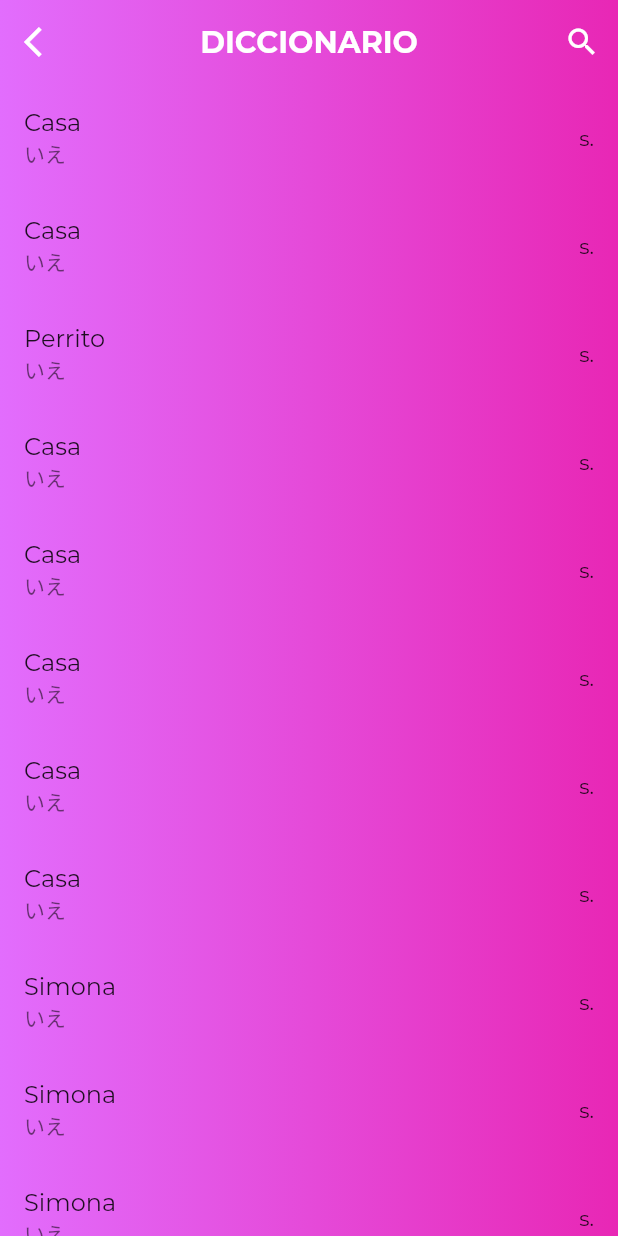
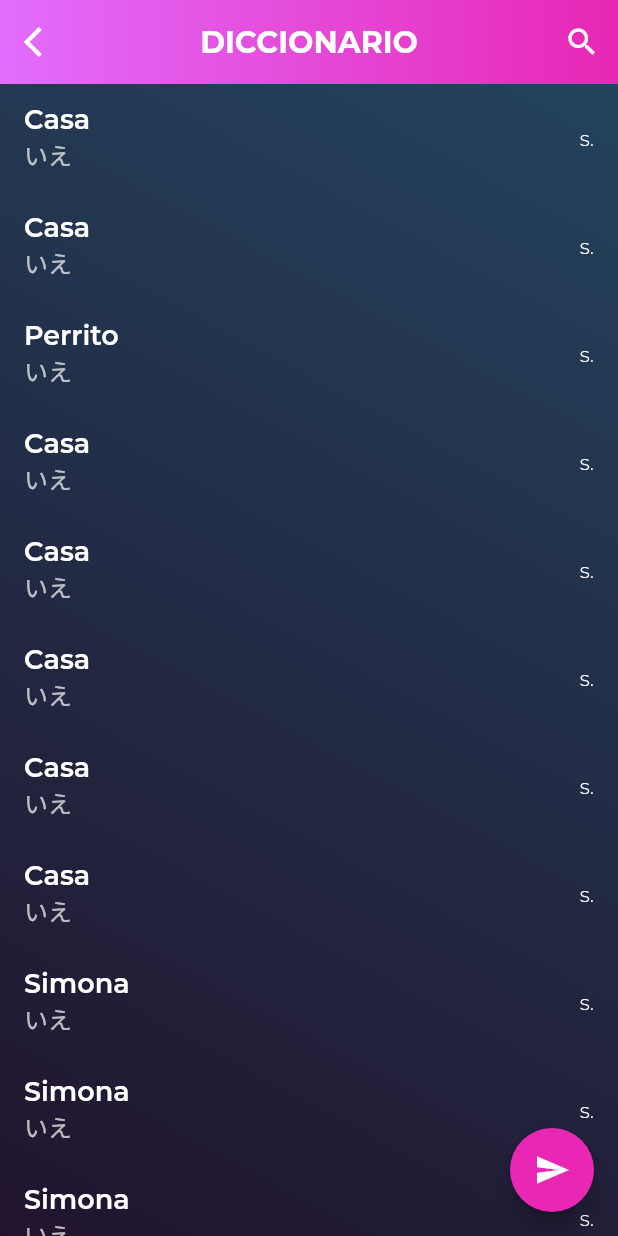
Before and after one commit to Waffulz/SakuraDictionary, a Flutter app: the DictionaryPage screen opened directly, on a phone screen of 412 x 824 dp. Run offline on Flutter 3.47's test engine with Material 2 defaults, Android fonts, the phone set to English and light mode, and no system bars; Roboto replaces fonts that are missing (Aozora).

Commit message:
Page push and pop added
-added page routes push and pop
-added section filter cards

```diff
--- a/sakura_jisho/lib/main.dart
+++ b/sakura_jisho/lib/main.dart
@@ -1,6 +1,7 @@
 import 'package:flutter/material.dart';
 import 'package:sakura_jisho/user_interface/dictionary_section/dictionary_screen.dart';
 import 'package:sakura_jisho/user_interface/logo/sakura_logo.dart';
+import 'package:sakura_jisho/user_interface/sections/filter_section.dart';
 
 
 void main() async {
@@ -13,7 +14,7 @@ class SakuraApp extends StatelessWidget {
   Widget build(BuildContext context) {
     return new MaterialApp(
       title: 'Sakura',
-      home: new DictionaryPage(),
+      home: new FilterSection(),
       theme: ThemeData(
         fontFamily: 'Montserrat',
       ),
--- a/sakura_jisho/lib/user_interface/dictionary_section/dictionary_screen.dart
+++ b/sakura_jisho/lib/user_interface/dictionary_section/dictionary_screen.dart
@@ -1,12 +1,15 @@
 import 'package:flutter/material.dart';
+import 'package:sakura_jisho/user_interface/sections/filter_section.dart';
 
 //Import of sakura classes
-import 'package:sakura_jisho/color_pallete.dart';
+import 'package:sakura_jisho/utils/color_pallete.dart';
 import 'package:sakura_jisho/models/word_model.dart';
 import 'package:sakura_jisho/services/api.dart';
 
 //Allow async programming
 import 'dart:async';
+
+import 'package:sakura_jisho/utils/routes.dart';
 
 class DictionaryPage extends StatefulWidget {
   @override
@@ -32,15 +35,37 @@ class _DictionaryPageState extends State<DictionaryPage> {
 
   Widget _buildWordsItem(BuildContext context, int index) {
     Word word = _words[index];
-    return ListTile(
-      title: Text(
-        word.meaning
-      ),
-      subtitle: Text(
-        word.kanaWord
-      ),
-      trailing: Text(
-        word.wordType
+    return Material(
+      color: Colors.transparent,
+      child: InkWell(
+        onTap: () {
+          //TODO:
+        },
+        child: ListTile(
+          title: Text(
+            word.meaning,
+            style: TextStyle(
+              color: Colors.white,
+              fontSize: 18.0,
+              fontWeight: FontWeight.w600
+            ),
+          ),
+          subtitle: Text(
+            word.kanaWord,
+            style: TextStyle(
+              fontFamily: 'Aozora',
+              fontSize: 16.0,
+              color: Colors.white70
+            ),
+          ),
+          trailing: Text(
+            word.wordType,
+            style: TextStyle(
+              color: Colors.white,
+              fontWeight: FontWeight.w300
+            ),
+          ),
+        ),
       ),
     );
   }
@@ -61,6 +86,17 @@ class _DictionaryPageState extends State<DictionaryPage> {
     return Future<Null>.value();
   }
 
+  _navigateToFilterSections() {
+    Navigator.of(context).pop(
+        FadePageRoute(
+            builder: (c) {
+              return FilterSection();
+            },
+            settings: RouteSettings()
+        )
+    );
+  }
+
   //double height = MediaQuery.of(context).size.height;
   @override
   Widget build(BuildContext context) {
@@ -79,9 +115,8 @@ class _DictionaryPageState extends State<DictionaryPage> {
                 Icons.arrow_back_ios,
                 color: Colors.white,
               ),
-              onPressed: () {
-                //TODO:
-              }),
+              onPressed: () => _navigateToFilterSections(),
+          ),
           centerTitle: true,
           elevation: 0.0,
           backgroundColor: Colors.transparent,
@@ -100,7 +135,26 @@ class _DictionaryPageState extends State<DictionaryPage> {
             )
           ],
         ),
-        body: _buildWordsList(),
+        body: Container(
+          decoration: BoxDecoration(
+            gradient: LinearGradient(
+              colors: [
+                darkColor,
+                darkLightColor,
+              ],
+              begin: Alignment.bottomLeft,
+              end: Alignment.topRight
+            )
+          ),
+          child: _buildWordsList()
+        ),
+        floatingActionButton: FloatingActionButton(
+          onPressed: () {
+            //TODO:
+          },
+          backgroundColor: color,
+          child: Icon(Icons.send)
+        ),
       ),
     );
   }
--- /dev/null
+++ b/sakura_jisho/lib/utils/routes.dart
@@ -0,0 +1,24 @@
+import 'package:flutter/foundation.dart';
+import 'package:flutter/material.dart';
+
+class FadePageRoute<T> extends MaterialPageRoute<T> {
+
+  FadePageRoute({
+    @required WidgetBuilder builder,
+    @required RouteSettings settings
+  }) : super(builder: builder, settings: settings);
+
+  @override
+  Widget buildTransitions(
+      BuildContext context,
+      Animation<double> animation,
+      Animation<double> secondaryAnimation,
+      Widget child) {
+
+    if (settings.isInitialRoute) {
+      return child;
+    }
+    // Fades between routes. (If you don't want any animation, just return child.)
+    return new FadeTransition(opacity: animation, child: child);
+  }
+}
```
Also changed, not shown: sakura_jisho/lib/user_interface/sections/filter_section.dart (added, +68 -0 lines), sakura_jisho/lib/utils/color_pallete.dart (renamed from sakura_jisho/lib/color_pallete.dart).
